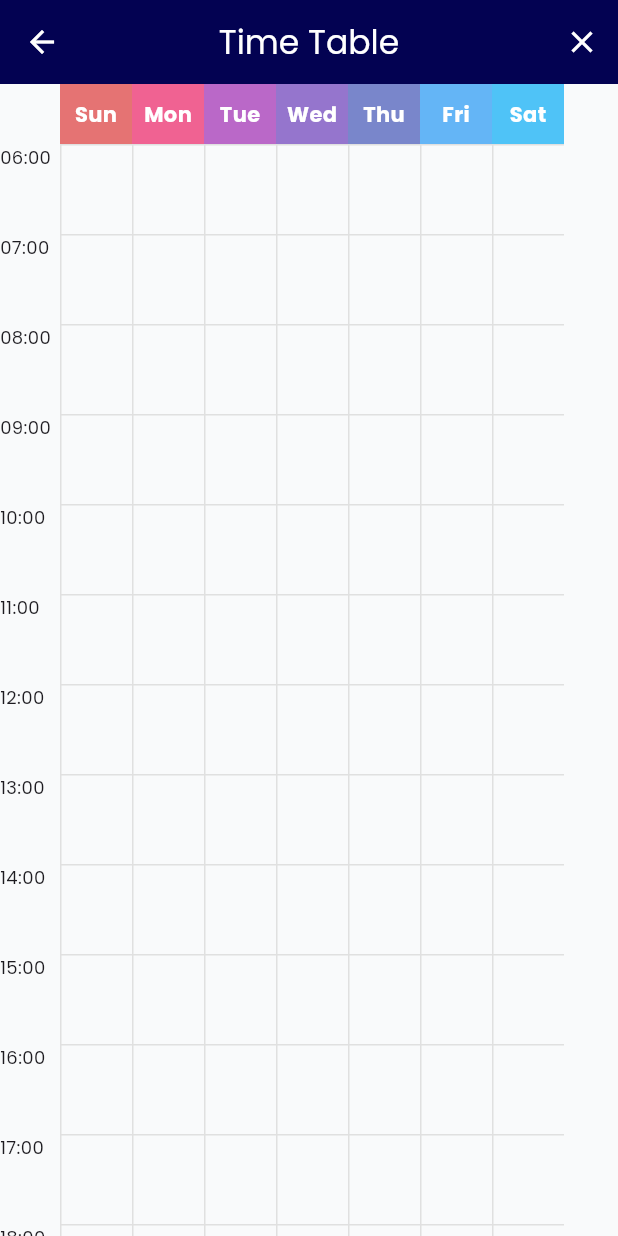
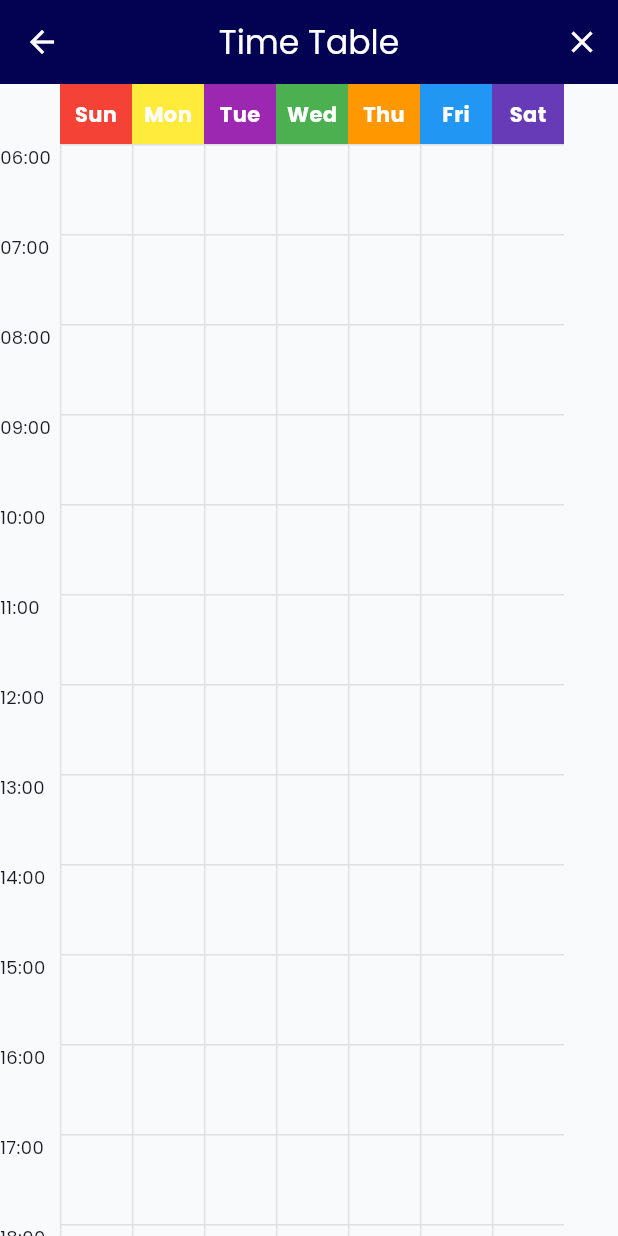
Before and after one commit to andante-adt/routine_manager, a Flutter app: the TimeTableScreen screen opened directly, on a phone screen of 412 x 824 dp. Run offline on Flutter 3.47's test engine with Material 3 defaults, Android fonts, the phone set to English and light mode, and no system bars; our stand-ins replace awesome_notifications, google_fonts, hive, hive_flutter; accounts and stored records are empty; network calls fail.

Commit message:
feat: time table color change

```diff
--- a/lib/screens/time_table_screen.dart
+++ b/lib/screens/time_table_screen.dart
@@ -46,26 +46,49 @@ class TimeTableScreen extends StatelessWidget {
               Row(
                 children: [
                   const SizedBox(width: 40),
-                  ...['Sun', 'Mon', 'Tue', 'Wed', 'Thu', 'Fri', 'Sat']
-                      .asMap()
-                      .entries
-                      .map(
-                        (entry) => Container(
+                  ...['Sun', 'Mon', 'Tue', 'Wed', 'Thu', 'Fri', 'Sat'].asMap().entries
+                  .map(
+                    (entry) {
+                      Color dayColor;
+                      switch (entry.key) {
+                        case 1: // Monday
+                        dayColor = Colors.yellow;
+                        break;
+                        case 2: // Tuesday
+                        dayColor = Colors.purple;
+                        break;
+                        case 3: // Wednesday
+                        dayColor = Colors.green;
+                        break;
+                        case 4: // Thursday
+                        dayColor = Colors.orange;
+                        break;
+                        case 5: // Friday
+                        dayColor = Colors.blue;
+                        break;
+                        case 6: // Saturday
+                        dayColor = Colors.deepPurple;
+                        break;
+                        case 0: // Sunday
+                        default:
+                        dayColor = Colors.red;
+                        break;
+                        }
+                        return Container(
                           width: columnWidth,
                           height: 40,
-                          color: Colors
-                              .primaries[entry.key % Colors.primaries.length]
-                              .shade300,
+                          color: dayColor,
                           alignment: Alignment.center,
                           child: Text(
                             entry.value,
                             style: const TextStyle(
                               fontWeight: FontWeight.bold,
                               color: Colors.white,
-                            ),
                           ),
                         ),
-                      )
+                      );
+                    },
+                  ),
                 ],
               ),
 
```
